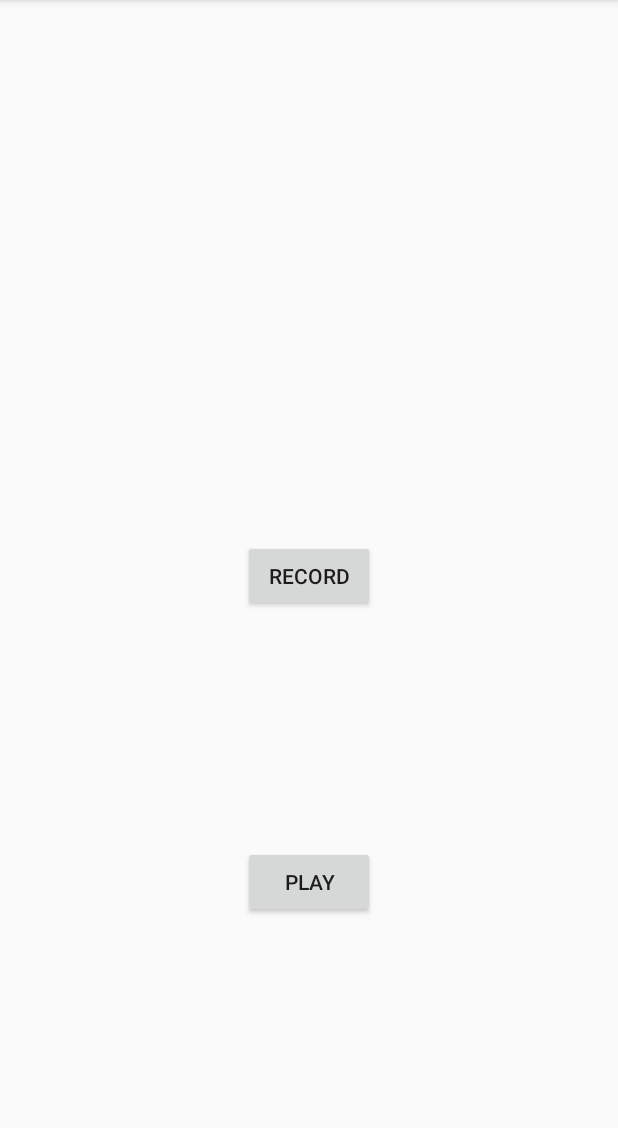
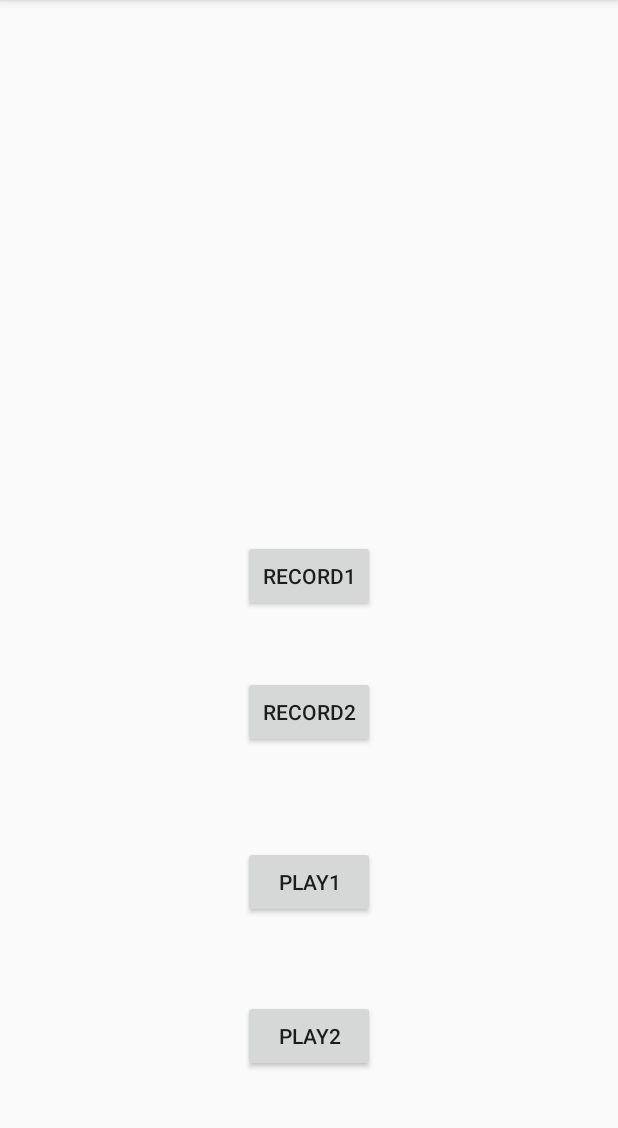
Before and after one commit to Timesailer/SimpleAndroidLooper, an Android app: the screen it shows after launch (MainActivity), on a phone screen of 412 x 824 dp, the part 84-1212 px from its top. Run offline under Robolectric (Android 15) with nearby library versions, the phone set to English and light mode, and no system bars.

Commit message:
2 Spuren - Zwischenpräsi

```diff
--- a/app/src/main/java/ema/simpleaudiolooper/MainActivity.java
+++ b/app/src/main/java/ema/simpleaudiolooper/MainActivity.java
@@ -28,19 +28,22 @@ public class MainActivity extends AppCompatActivity {
 
     //Code largely untested, it does stuff and mostly doesnt crash, but i dont have good logs atm and its 1 am
 
-    //Samplestuff adapted: http://androidsourcecode.blogspot.de/2013/07/android-audio-demo-audiotrack.html
+    //Samplestuff adapted: http://androidsourcecode.blogspot.de/2013/07/android-audio-demo-audiotracks.html
     //Audiostuff
     AudioManager am = null;
     AudioRecord rec = null;
-    AudioTrack track = null;
+    AudioTrack[] tracks = new AudioTrack[7];
 
     //buffered recording
-    //TODO: truncate the last chunk, optimize shit, see how it works with static track
-    ArrayList<BufferTuple> audiobuffer = new ArrayList<BufferTuple>();
+    //TODO: truncate the last chunk, optimize shit, see how it works with static tracks
+    ArrayList<BufferTuple>[] audiobuffer = new ArrayList[7];
+
 
     //Interface
     Button btnRec;
     Button btnPlay;
+    Button btnRec2;
+    Button btnPlay2;
 
     boolean isRecording = false;
     boolean isPlaying = true;
@@ -71,11 +74,16 @@ public class MainActivity extends AppCompatActivity {
         //Ask recording permission
         ActivityCompat.requestPermissions(this, permissions, REQUEST_RECORD_AUDIO_PERMISSION);
 
+        //init audiobuffer
+        for(int i = 0; i < 7; i++){
+            audiobuffer[i] = new ArrayList<BufferTuple>();
+        }
+
         btnRec = (Button) findViewById(R.id.btnRec);
         btnRec.setOnClickListener(new View.OnClickListener() {
             @Override
             public void onClick(View view) {
-                onRecord();
+                onRecord(0);
             }
         });
 
@@ -83,29 +91,55 @@ public class MainActivity extends AppCompatActivity {
         btnPlay.setOnClickListener(new View.OnClickListener() {
             @Override
             public void onClick(View view) {
-                onPlay();
+                onPlay(0);
             }
         });
 
+        btnRec2 = (Button) findViewById(R.id.btnRec2);
+        btnRec2.setOnClickListener(new View.OnClickListener(){
+            @Override
+            public void onClick(View view){
+                onRecord(1);
+            }
+        });
+
+
+        btnPlay2 = (Button) findViewById(R.id.btnPlay2);
+        btnPlay2.setOnClickListener(new View.OnClickListener() {
+            @Override
+            public void onClick(View view) {
+                onPlay(1);
+            }
+        });
         //initialize recorder sample code got an exception on my phone
-        int min = AudioRecord.getMinBufferSize(8000, AudioFormat.CHANNEL_IN_MONO, AudioFormat.ENCODING_PCM_16BIT);
+        //int min = AudioRecord.getMinBufferSize(8000, AudioFormat.CHANNEL_IN_MONO, AudioFormat.ENCODING_PCM_16BIT);
         //rec = new AudioRecord(MediaRecorder.AudioSource.VOICE_COMMUNICATION, 8000, AudioFormat.CHANNEL_IN_MONO,
         //        AudioFormat.ENCODING_PCM_16BIT, min);
-        //rec = findAudioRecord();
+        rec = findAudioRecord();
+        Log.v("audioshit", "samplerate: " + rec.getSampleRate() + "\nAudioFormat: " + rec.getAudioFormat() + "\nChannelconf: " + rec.getChannelConfiguration());
 
-        //initialize track
-        int maxJitter = AudioTrack.getMinBufferSize(8000, AudioFormat.CHANNEL_OUT_MONO, AudioFormat.ENCODING_PCM_16BIT);
-        track = new AudioTrack(AudioManager.MODE_IN_COMMUNICATION, 8000, AudioFormat.CHANNEL_OUT_MONO,
-                AudioFormat.ENCODING_PCM_16BIT, maxJitter, AudioTrack.MODE_STREAM);
-
+        //initialize tracks
+        int maxJitter = AudioTrack.getMinBufferSize(rec.getSampleRate(), AudioFormat.CHANNEL_OUT_MONO, rec.getAudioFormat());
+        for(int i = 0; i < 7; i++){
+            tracks[i] = new AudioTrack(AudioManager.MODE_IN_COMMUNICATION, rec.getSampleRate(), AudioFormat.CHANNEL_OUT_MONO,
+                    rec.getAudioFormat(), maxJitter, AudioTrack.MODE_STREAM);
+        }
     }
 
-    void onRecord(){
+    AudioTrack initATrack(){
+        AudioTrack at = null;
+        int maxJitter = AudioTrack.getMinBufferSize(rec.getSampleRate(), AudioFormat.CHANNEL_OUT_MONO, rec.getAudioFormat());
+        at = new AudioTrack(AudioManager.MODE_IN_COMMUNICATION, rec.getSampleRate(), AudioFormat.CHANNEL_OUT_MONO,
+                rec.getAudioFormat(), maxJitter, AudioTrack.MODE_STREAM);
+        return at;
+    }
+
+    void onRecord(final int track){
         if(!isRecording){
             //reinitialize buffer, set bool
             isRecording = true;
-            audiobuffer = new ArrayList<BufferTuple>();
-            btnRec.setText("recording..");
+            audiobuffer[track] = new ArrayList<BufferTuple>();
+            btnRec.setText("recording" + track + "..");
             if (rec == null){
                 rec = findAudioRecord();
             }
@@ -114,7 +148,7 @@ public class MainActivity extends AppCompatActivity {
                 @Override
                 public void run(){
                     Log.v("main", "Started recording Thread");
-                    recording();
+                    recording(track);
                     Log.v("main", "Close recording Thread");
                 }
             }).start();
@@ -125,53 +159,53 @@ public class MainActivity extends AppCompatActivity {
         }
     }
 
-    void onPlay(){
-        if(!isPlaying){
+    void onPlay(final int track){
+        //if(!isPlaying){
             isPlaying = true;
-            btnPlay.setText("playing");
+            btnPlay.setText("playing" + track);
+            tracks[track] = initATrack();
             (new Thread(){
                 @Override
                 public void run(){
-                    Log.v("main", "Started playing Thread");
-                    play();
-                    Log.v("main", "Close playing Thread");
+                    Log.v("audioshit", "Started playing Thread for Track" + track);
+                    play(track);
+                    Log.v("audioshit", "Close playing Thread for Track" + track);
                 }
             }).start();
-        }else{
-            isPlaying = false;
-            btnPlay.setText("play");
-        }
+        //}else{
+        //    isPlaying = false;
+        //    btnPlay.setText("play" + track);
+        //}
     }
 
-    void recording(){
+    void recording(int track){
         short[] input = new short[1024];
         rec.startRecording();
         int samples = 0;
         Log.v("main", "start writing bufferchunks");
         while(isRecording){
             samples = rec.read(input, 0, 1024);
-            audiobuffer.add(new BufferTuple(input, samples));
+            audiobuffer[track].add(new BufferTuple(input, samples));
         }
         rec.stop();
-        Log.v("Main", "Written " + audiobuffer.size() + " chunks to buffer");
+        Log.v("Main", "Written " + audiobuffer[track].size() + " chunks to buffer");
     }
 
-    void play(){
-        track.play();
+    void play(int track){
+        tracks[track].play();
         Log.v("main", "start reading and looping buffer");
         while (isPlaying){
-            for (int i = 0; i < audiobuffer.size(); i++){
-                track.write(audiobuffer.get(i).buffer, 0, audiobuffer.get(i).samples);
+            for (int i = 0; i < audiobuffer[track].size(); i++){
+                tracks[track].write(audiobuffer[track].get(i).buffer, 0, audiobuffer[track].get(i).samples);
             }
         }
-        track.release();
     }
 
     //Find The right stuff for your recording hardware on your phone
     private static int[] mSampleRates = new int[] { 8000, 11025, 22050, 44100 };
     public AudioRecord findAudioRecord() {
         for (int rate : mSampleRates) {
-            for (short audioFormat : new short[] { AudioFormat.ENCODING_PCM_8BIT, AudioFormat.ENCODING_PCM_16BIT }) {
+            for (short audioFormat : new short[] { AudioFormat.ENCODING_PCM_16BIT, AudioFormat.ENCODING_PCM_8BIT }) {
                 for (short channelConfig : new short[] { AudioFormat.CHANNEL_IN_MONO, AudioFormat.CHANNEL_IN_STEREO }) {
                     try {
                         Log.d("main", "Attempting rate " + rate + "Hz, bits: " + audioFormat + ", channel: "
--- a/app/src/main/res/layout/activity_main.xml
+++ b/app/src/main/res/layout/activity_main.xml
@@ -19,7 +19,7 @@
         android:id="@+id/btnRec"
         android:layout_width="wrap_content"
         android:layout_height="wrap_content"
-        android:text="record"
+        android:text="record1"
         app:layout_constraintBottom_toBottomOf="parent"
         app:layout_constraintEnd_toEndOf="parent"
         app:layout_constraintHorizontal_bias="0.5"
@@ -30,11 +30,33 @@
         android:id="@+id/btnPlay"
         android:layout_width="wrap_content"
         android:layout_height="wrap_content"
-        android:text="Play"
+        android:text="Play1"
         app:layout_constraintBottom_toBottomOf="parent"
         app:layout_constraintEnd_toEndOf="parent"
         app:layout_constraintHorizontal_bias="0.5"
         app:layout_constraintStart_toStartOf="parent"
         app:layout_constraintTop_toBottomOf="@+id/btnRec" />
 
+    <Button
+        android:id="@+id/btnRec2"
+        android:layout_width="wrap_content"
+        android:layout_height="wrap_content"
+        android:text="record2"
+        app:layout_constraintBottom_toBottomOf="parent"
+        app:layout_constraintEnd_toEndOf="parent"
+        app:layout_constraintStart_toStartOf="parent"
+        app:layout_constraintTop_toTopOf="parent"
+        app:layout_constraintVertical_bias="0.626" />
+
+    <Button
+        android:id="@+id/btnPlay2"
+        android:layout_width="wrap_content"
+        android:layout_height="wrap_content"
+        android:text="Play2"
+        app:layout_constraintBottom_toBottomOf="parent"
+        app:layout_constraintEnd_toEndOf="parent"
+        app:layout_constraintStart_toStartOf="parent"
+        app:layout_constraintTop_toTopOf="parent"
+        app:layout_constraintVertical_bias="0.926" />
+
 </android.support.constraint.ConstraintLayout>
```
